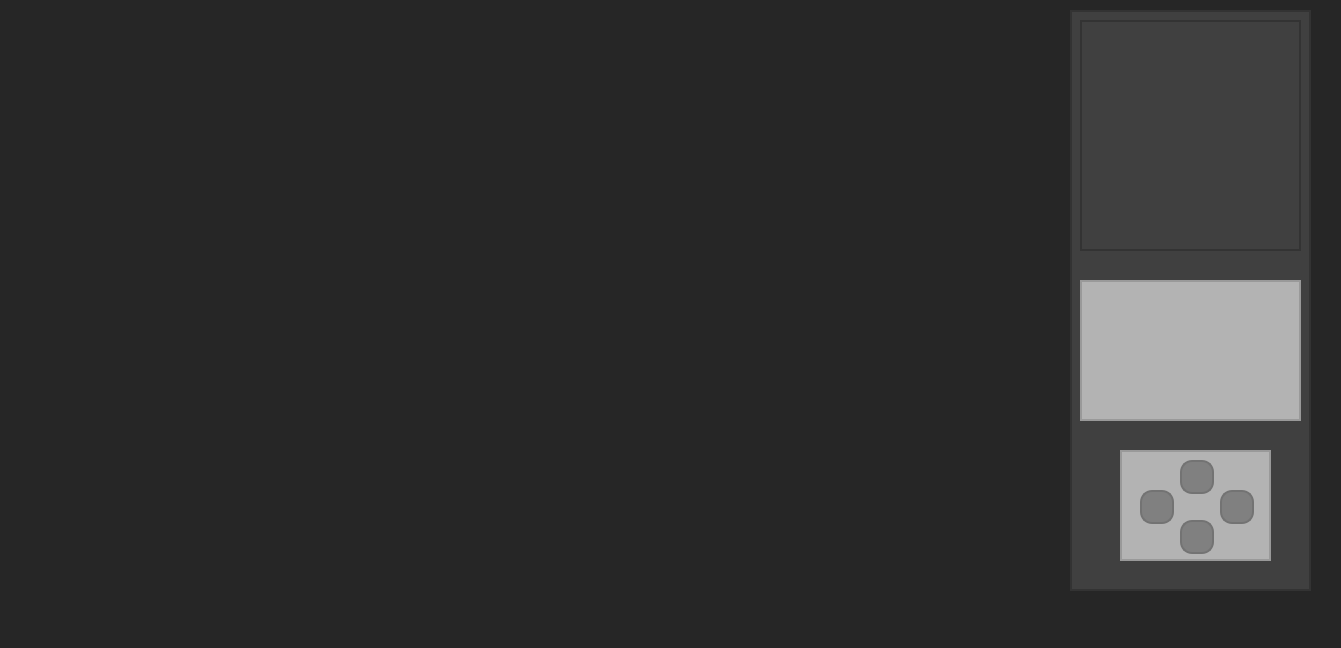
First picture: the form in mainwindow.ui, repository Dobflem/Goto, before the edit.
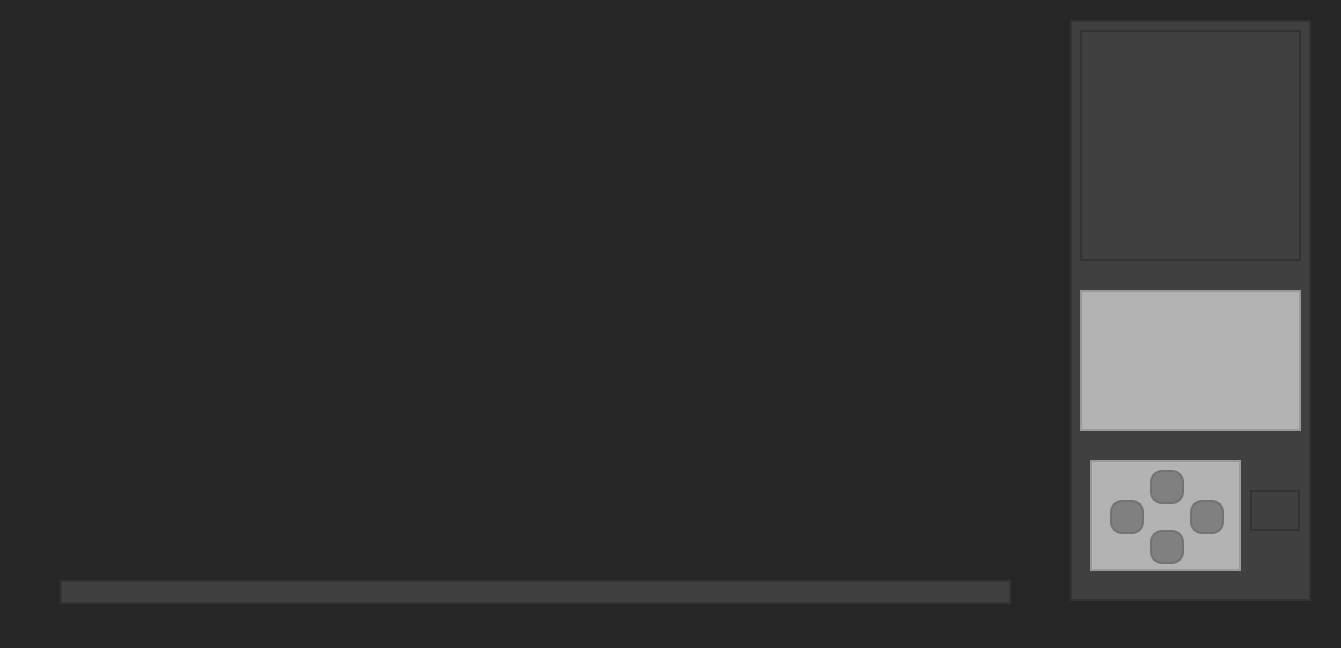
Second picture: the form after the edit. Icons and pictures are not drawn.

Commit message: Added functionality of 20s. Added backpack icon to view contents of backpack

The edit to the form file:
```diff
--- a/mainwindow.ui
+++ b/mainwindow.ui
@@ -21,7 +21,7 @@
     <property name="geometry">
      <rect>
       <x>1070</x>
-      <y>10</y>
+      <y>20</y>
       <width>241</width>
       <height>581</height>
      </rect>
@@ -72,7 +72,7 @@
     <widget class="QFrame" name="frame">
      <property name="geometry">
       <rect>
-       <x>50</x>
+       <x>20</x>
        <y>440</y>
        <width>151</width>
        <height>111</height>
@@ -185,6 +185,29 @@
       </property>
      </widget>
     </widget>
+    <widget class="QPushButton" name="viewBackpackItemsButton">
+     <property name="geometry">
+      <rect>
+       <x>180</x>
+       <y>470</y>
+       <width>50</width>
+       <height>41</height>
+      </rect>
+     </property>
+     <property name="minimumSize">
+      <size>
+       <width>50</width>
+       <height>0</height>
+      </size>
+     </property>
+     <property name="styleSheet">
+      <string notr="true">background-color:   #404040;
+max-width: 20px;</string>
+     </property>
+     <property name="text">
+      <string/>
+     </property>
+    </widget>
    </widget>
    <widget class="QLabel" name="tzImage">
     <property name="geometry">
@@ -192,7 +215,7 @@
       <x>30</x>
       <y>10</y>
       <width>1021</width>
-      <height>581</height>
+      <height>601</height>
      </rect>
     </property>
     <property name="text">
@@ -210,6 +233,24 @@
     </property>
     <layout class="QGridLayout" name="gridLayout"/>
    </widget>
+   <widget class="QLabel" name="backpackContents">
+    <property name="geometry">
+     <rect>
+      <x>60</x>
+      <y>580</y>
+      <width>951</width>
+      <height>24</height>
+     </rect>
+    </property>
+    <property name="styleSheet">
+     <string notr="true">background-color: #404040;
+border: 2px solid  #333333;
+min-height: 20px;</string>
+    </property>
+    <property name="text">
+     <string/>
+    </property>
+   </widget>
   </widget>
   <widget class="QMenuBar" name="menubar">
    <property name="geometry">
```
The commit also changes 18 other files.
